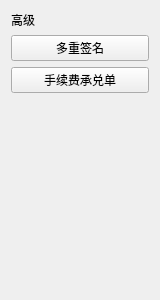
HcashOrg/hx-indicator, file functionBar/FunctionAdvanceWidget.ui: the form before one commit.
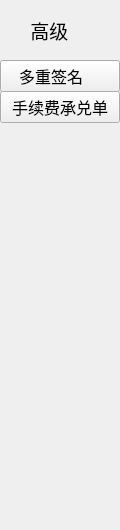
The form after the commit.

Commit message: css+poundageWidget

What changed in the file:
```diff
--- a/functionBar/FunctionAdvanceWidget.ui
+++ b/functionBar/FunctionAdvanceWidget.ui
@@ -6,49 +6,65 @@
    <rect>
     <x>0</x>
     <y>0</y>
-    <width>160</width>
-    <height>300</height>
+    <width>120</width>
+    <height>530</height>
    </rect>
   </property>
+  <property name="font">
+   <font>
+    <pointsize>12</pointsize>
+   </font>
+  </property>
   <property name="windowTitle">
    <string>Form</string>
   </property>
-  <layout class="QVBoxLayout" name="verticalLayout">
-   <item>
     <widget class="QLabel" name="label">
+   <property name="geometry">
+    <rect>
+     <x>0</x>
+     <y>0</y>
+     <width>120</width>
+     <height>60</height>
+    </rect>
+   </property>
+   <property name="font">
+    <font>
+     <pointsize>14</pointsize>
+    </font>
+   </property>
      <property name="text">
-      <string>高级</string>
-     </property>
-    </widget>
-   </item>
-   <item>
-    <widget class="QPushButton" name="pushButton_multiSig">
+    <string>高级    </string>
+   </property>
+   <property name="alignment">
+    <set>Qt::AlignCenter</set>
+   </property>
+  </widget>
+  <widget class="QToolButton" name="toolButton_multiSig">
+   <property name="geometry">
+    <rect>
+     <x>0</x>
+     <y>60</y>
+     <width>120</width>
+     <height>32</height>
+    </rect>
+   </property>
      <property name="text">
-      <string>多重签名</string>
-     </property>
-    </widget>
-   </item>
-   <item>
-    <widget class="QPushButton" name="pushButton_poundage">
+    <string>多重签名    </string>
+   </property>
+  </widget>
+  <widget class="QToolButton" name="toolButton_poundage">
+   <property name="geometry">
+    <rect>
+     <x>0</x>
+     <y>91</y>
+     <width>120</width>
+     <height>32</height>
+    </rect>
+   </property>
      <property name="text">
       <string>手续费承兑单</string>
      </property>
     </widget>
-   </item>
-   <item>
-    <spacer name="verticalSpacer">
-     <property name="orientation">
-      <enum>Qt::Vertical</enum>
-     </property>
-     <property name="sizeHint" stdset="0">
-      <size>
-       <width>20</width>
-       <height>209</height>
-      </size>
-     </property>
-    </spacer>
-   </item>
-  </layout>
  </widget>
  <resources/>
  <connections/>
```
Lines whose indentation alone changed are shown as unchanged. The commit also changes 25 other files.
